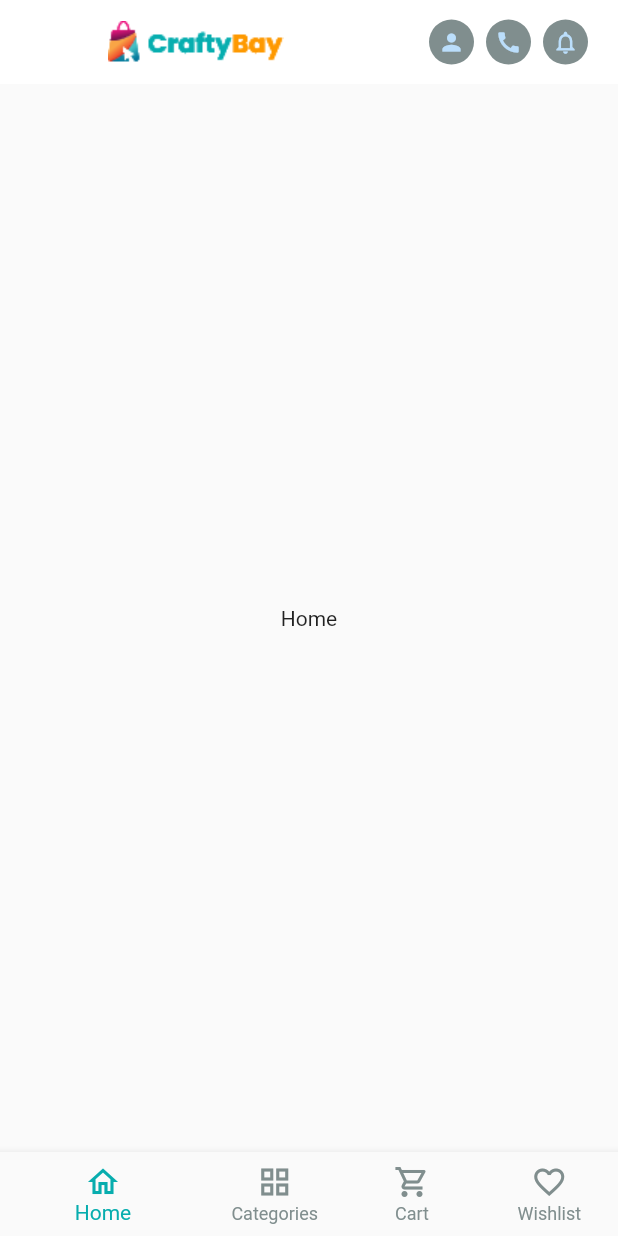
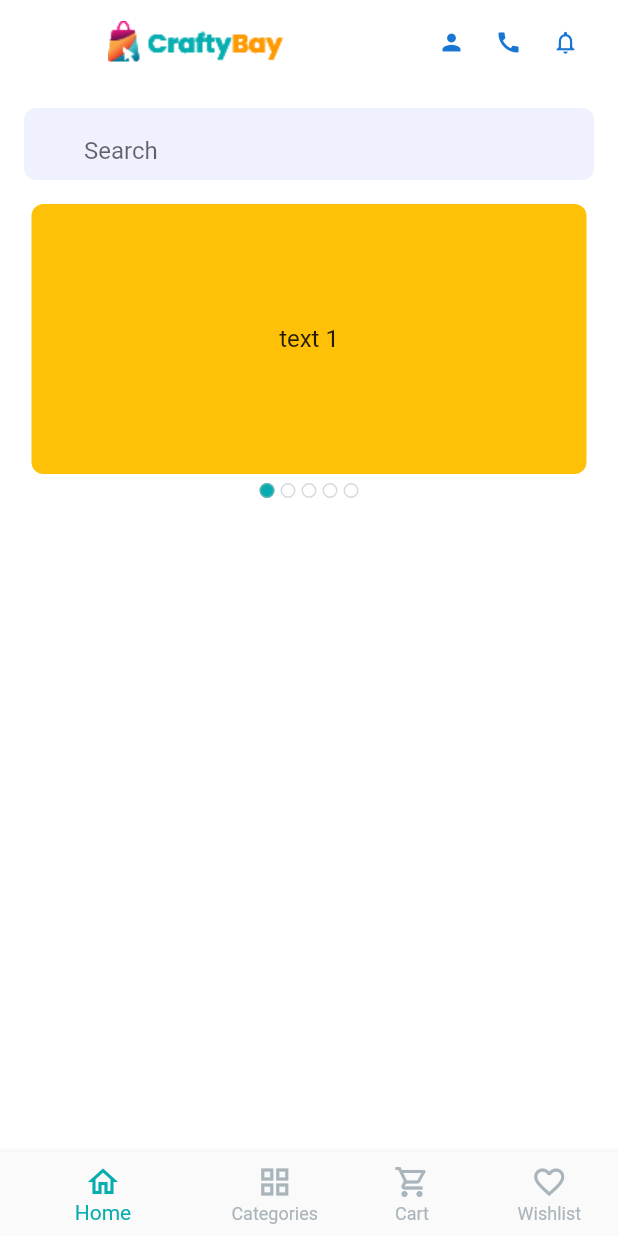
Before and after one commit to Ali007G/ecommerce_shopanbd_app, a Flutter app: the screen it shows after launch, on a phone screen of 412 x 824 dp. Run offline on Flutter 3.47's test engine with Material 2 defaults, Android fonts, the phone set to English and light mode, and no system bars; drawn by our look-alikes of carousel_slider; our stand-ins replace get, pin_code_fields.

Commit message:
home screen slider in progress

```diff
--- a/lib/ui/screens/home_screen.dart
+++ b/lib/ui/screens/home_screen.dart
@@ -1,12 +1,25 @@
+import 'package:carousel_slider/carousel_slider.dart';
 import 'package:ecommerce_shopanbd/ui/utills/app_colours.dart';
+import 'package:flutter/cupertino.dart';
 import 'package:flutter/material.dart';
 
-class HomeScreen extends StatelessWidget {
+import '../widgets/app_bar_icon_button.dart';
+
+class HomeScreen extends StatefulWidget {
   const HomeScreen({Key? key}) : super(key: key);
+
+  @override
+  State<HomeScreen> createState() => _HomeScreenState();
+}
+
+class _HomeScreenState extends State<HomeScreen> {
+  //CarouselController _carouselController = CarouselController();
+  ValueNotifier<int> _currentCarouselIndex = ValueNotifier(0);
 
   @override
   Widget build(BuildContext context) {
     return Scaffold(
+      backgroundColor: Colors.white,
       appBar: AppBar(
         elevation: 0,
         backgroundColor: Colors.white,
@@ -16,46 +29,111 @@ class HomeScreen extends StatelessWidget {
             const Spacer(),
             AppBarIconButton(
               icondata: Icons.person,
-              onTap: (){},
+              onTap: () {},
             ),
             AppBarIconButton(
               icondata: Icons.call,
-              onTap: (){},
+              onTap: () {},
             ),
             AppBarIconButton(
               icondata: Icons.notifications_none,
-              onTap: (){},
+              onTap: () {},
             ),
           ],
         ),
       ),
-      body: Center(
-        child: Text('Home'),
-      ),
-    );
-  }
-}
+      body: Padding(
+        padding: EdgeInsets.all(16),
+        child: Column(
+          children: [
+            TextField(
+              keyboardType: TextInputType.text,
+              textInputAction: TextInputAction.search,
+              onSubmitted: (value) {},
+              decoration: InputDecoration(
+                contentPadding: const EdgeInsets.symmetric(horizontal: 16),
+                fillColor: softGreyColor.withOpacity(0.2),
+                filled: true,
+                hintText: 'Search',
+                prefix: Icon(
+                  Icons.search,
+                  color: softGreyColor,
+                ),
+                enabledBorder: OutlineInputBorder(
+                  borderSide: BorderSide.none,
+                  borderRadius: BorderRadius.circular(8),
+                ),
+                focusedBorder: OutlineInputBorder(
+                  borderSide: BorderSide.none,
+                  borderRadius: BorderRadius.circular(8),
+                ),
+              ),
+            ),
+            const SizedBox(
+              height: 16,
+            ),
+            CarouselSlider(
+              //carouselController: _carouselController,
+              options: CarouselOptions(
+                height: 180,
+                viewportFraction: 1,
+                autoPlay: true,
+                onPageChanged: (index, _) {
+                  _currentCarouselIndex.value = index;
+                },
+                autoPlayInterval: Duration(seconds: 5),
+              ),
+              items: [1, 2, 3, 4, 5].map((i) {
+                return Builder(
+                  builder: (BuildContext context) {
+                    return Container(
+                        width: MediaQuery.of(context).size.width,
+                        margin: const EdgeInsets.symmetric(horizontal: 5.0),
+                        decoration: BoxDecoration(
+                          color: Colors.amber,
+                          borderRadius: BorderRadius.circular(8),
+                        ),
+                        alignment: Alignment.center,
+                        child: Text(
+                          'text $i',
+                          style: const TextStyle(fontSize: 16.0),
+                        ),);
+                  },
+                );
+              }).toList(),
+            ),
+            const SizedBox(
+              height: 4,
+            ),
+            ValueListenableBuilder(
+              valueListenable: _currentCarouselIndex,
+              builder: (context, currentValue, _) {
+                return Row(
+                  mainAxisAlignment: MainAxisAlignment.center,
+                  children: [
+                    for(int i=0; i<5 ; i++)
+                      Padding(
+                        padding: const EdgeInsets.all(2.0),
+                        // child: CircleAvatar(
+                        //   radius: 5,
+                        // ),
+                        child: Container(
+                          height: 10,
+                          width: 10,
+                          decoration: BoxDecoration(
+                            color: currentValue == i ? primaryColor : null,
+                            border: Border.all(color: greyColor.withOpacity(0.5)),
+                            borderRadius: BorderRadius.circular(10),
+                          ),
+                        ),
+                      ),
+                  ],
+                );
+              }
+            ),
 
-class AppBarIconButton extends StatelessWidget {
-  const AppBarIconButton({
-    Key? key, required this.icondata, required this.onTap,
-  }) : super(key: key);
 
-  final IconData icondata;
-  final VoidCallback onTap;
-
-  @override
-  Widget build(BuildContext context) {
-    return InkWell(
-      onTap: onTap,
-      borderRadius: BorderRadius.circular(16),
-      splashColor: primaryColor.withOpacity(0.6),
-      child: Padding(
-        padding: const EdgeInsets.symmetric(horizontal: 4),
-        child: CircleAvatar(
-          backgroundColor: greyColor,
-          radius: 15,
-          child: Icon(icondata,size: 18,),
+          ],
         ),
       ),
     );
--- a/lib/ui/utills/app_colours.dart
+++ b/lib/ui/utills/app_colours.dart
@@ -1,5 +1,6 @@
 import 'dart:ui';
 
 const Color primaryColor = Color(0xFF07ADAE);
-const Color greyColor = Color(0xFF808E8E);
+const Color greyColor = Color(0xFFAAB5BB);
 const Color blackColor = Color(0xFF000000);
+const Color softGreyColor = Color(0xAAB5BBFF);
--- a/lib/ui/widgets/app_bar_icon_button.dart
+++ b/lib/ui/widgets/app_bar_icon_button.dart
@@ -19,7 +19,7 @@ class AppBarIconButton extends StatelessWidget {
       child: Padding(
         padding: const EdgeInsets.symmetric(horizontal: 4),
         child: CircleAvatar(
-          backgroundColor: greyColor,
+          backgroundColor: Colors.white30,
           radius: 15,
           child: Icon(icondata,size: 18,),
         ),
--- a/pubspec.yaml
+++ b/pubspec.yaml
@@ -34,6 +34,7 @@ dependencies:
   cupertino_icons: ^1.0.2
   get: ^4.6.5
   pin_code_fields: ^8.0.1
+  carousel_slider: ^4.2.1
 
 dev_dependencies:
   flutter_test:
```
Also changed, not shown: pubspec.lock.
